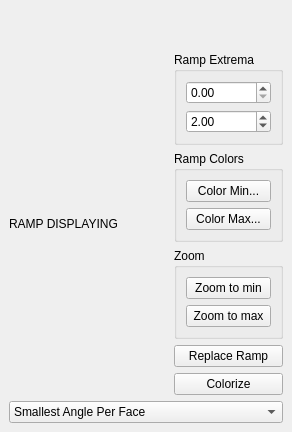
This is Polyhedron/demo/Polyhedron/Plugins/Display/Display_property.ui in MaelRL/cgal as Qt 5 draws it before an edit. The edited form follows.
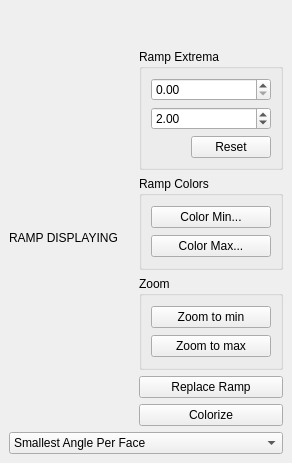
This is the edited form.

Commit message: Add a button that resets the ramp extremas. Clicking colorize doesn't reset anymore.

```diff
--- a/Polyhedron/demo/Polyhedron/Plugins/Display/Display_property.ui
+++ b/Polyhedron/demo/Polyhedron/Plugins/Display/Display_property.ui
@@ -7,14 +7,14 @@
     <x>0</x>
     <y>0</y>
     <width>292</width>
-    <height>432</height>
+    <height>463</height>
    </rect>
   </property>
   <property name="windowTitle">
    <string>Property Displaying</string>
   </property>
   <widget class="QWidget" name="dockWidgetContents">
-   <layout class="QVBoxLayout" name="verticalLayout" stretch="1,0,0">
+   <layout class="QVBoxLayout" name="verticalLayout" stretch="0,1,0">
     <item>
      <spacer name="verticalSpacer">
       <property name="orientation">
@@ -55,6 +55,36 @@
              </property>
             </widget>
            </item>
+           <item>
+            <layout class="QHBoxLayout" name="horizontalLayout_2" stretch="0,0">
+             <item>
+              <spacer name="horizontalSpacer">
+               <property name="orientation">
+                <enum>Qt::Horizontal</enum>
+               </property>
+               <property name="sizeHint" stdset="0">
+                <size>
+                 <width>40</width>
+                 <height>20</height>
+                </size>
+               </property>
+              </spacer>
+             </item>
+             <item>
+              <widget class="QPushButton" name="resetButton">
+               <property name="toolTip">
+                <string>Compute Ramp Extremas</string>
+               </property>
+               <property name="text">
+                <string>Reset</string>
+               </property>
+               <property name="autoRepeat">
+                <bool>false</bool>
+               </property>
+              </widget>
+             </item>
+            </layout>
+           </item>
           </layout>
          </widget>
         </item>
```
The commit also changes 1 other file.
